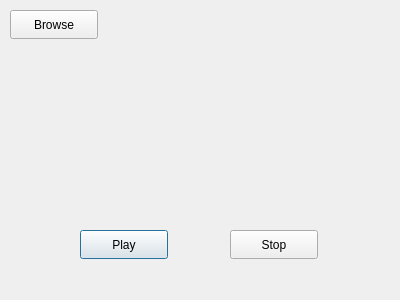
First picture: the form in frontend.ui, repository sticken88/music-player, before the edit.
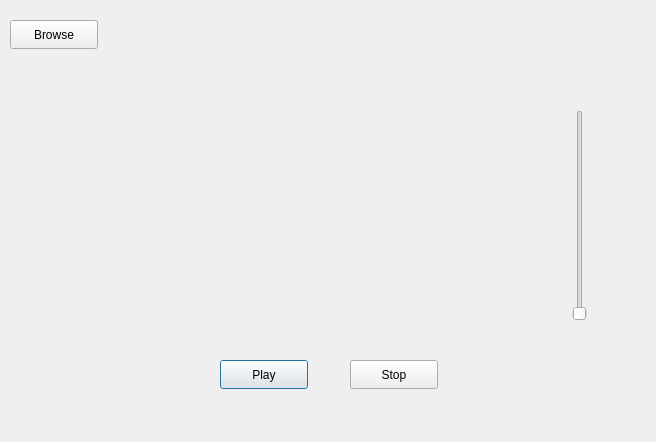
Second picture: the form after the edit.

Commit message: Added a slider to control the volume.

```diff
--- a/frontend.ui
+++ b/frontend.ui
@@ -6,8 +6,8 @@
    <rect>
     <x>0</x>
     <y>0</y>
-    <width>400</width>
-    <height>300</height>
+    <width>656</width>
+    <height>442</height>
    </rect>
   </property>
   <property name="windowTitle">
@@ -16,8 +16,8 @@
   <widget class="QPushButton" name="playButton">
    <property name="geometry">
     <rect>
-     <x>80</x>
-     <y>230</y>
+     <x>220</x>
+     <y>360</y>
      <width>88</width>
      <height>29</height>
     </rect>
@@ -29,8 +29,8 @@
   <widget class="QPushButton" name="stopButton">
    <property name="geometry">
     <rect>
-     <x>230</x>
-     <y>230</y>
+     <x>350</x>
+     <y>360</y>
      <width>88</width>
      <height>29</height>
     </rect>
@@ -43,7 +43,7 @@
    <property name="geometry">
     <rect>
      <x>10</x>
-     <y>10</y>
+     <y>20</y>
      <width>88</width>
      <height>29</height>
     </rect>
@@ -52,6 +52,19 @@
     <string>Browse</string>
    </property>
   </widget>
+  <widget class="QSlider" name="volumeSlider">
+   <property name="geometry">
+    <rect>
+     <x>570</x>
+     <y>110</y>
+     <width>20</width>
+     <height>211</height>
+    </rect>
+   </property>
+   <property name="orientation">
+    <enum>Qt::Vertical</enum>
+   </property>
+  </widget>
  </widget>
  <resources/>
  <connections/>
```
